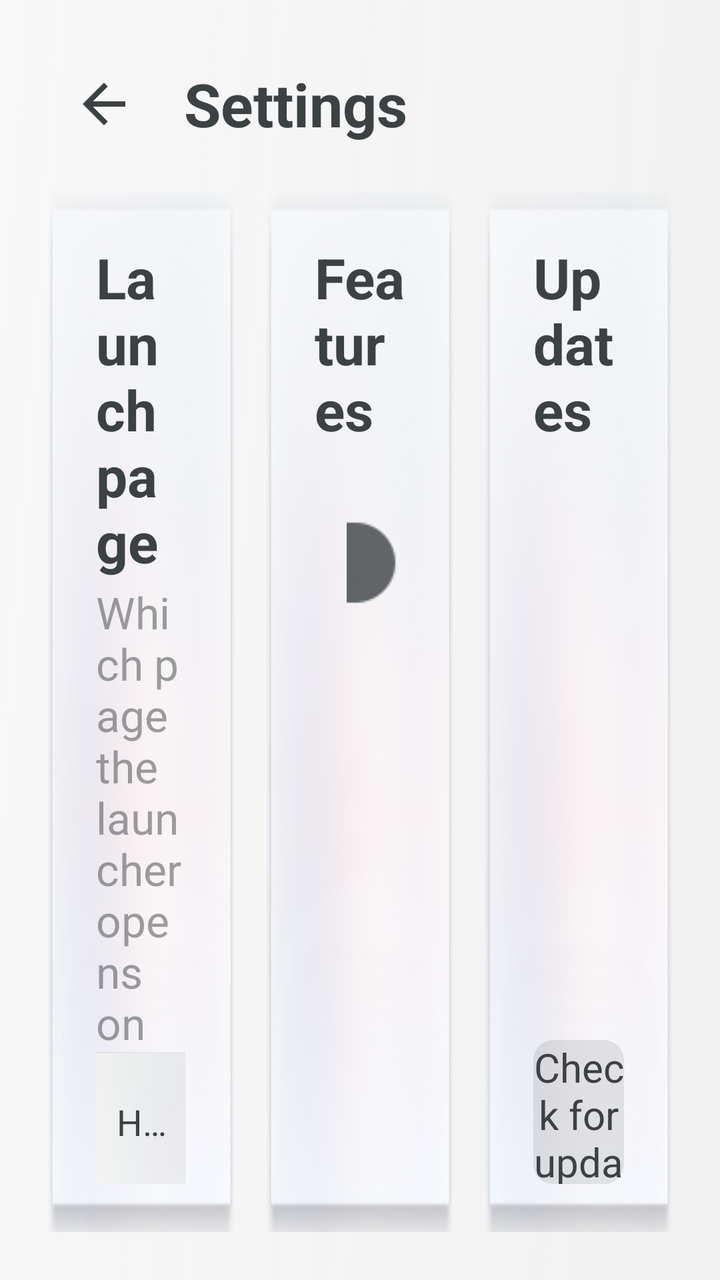
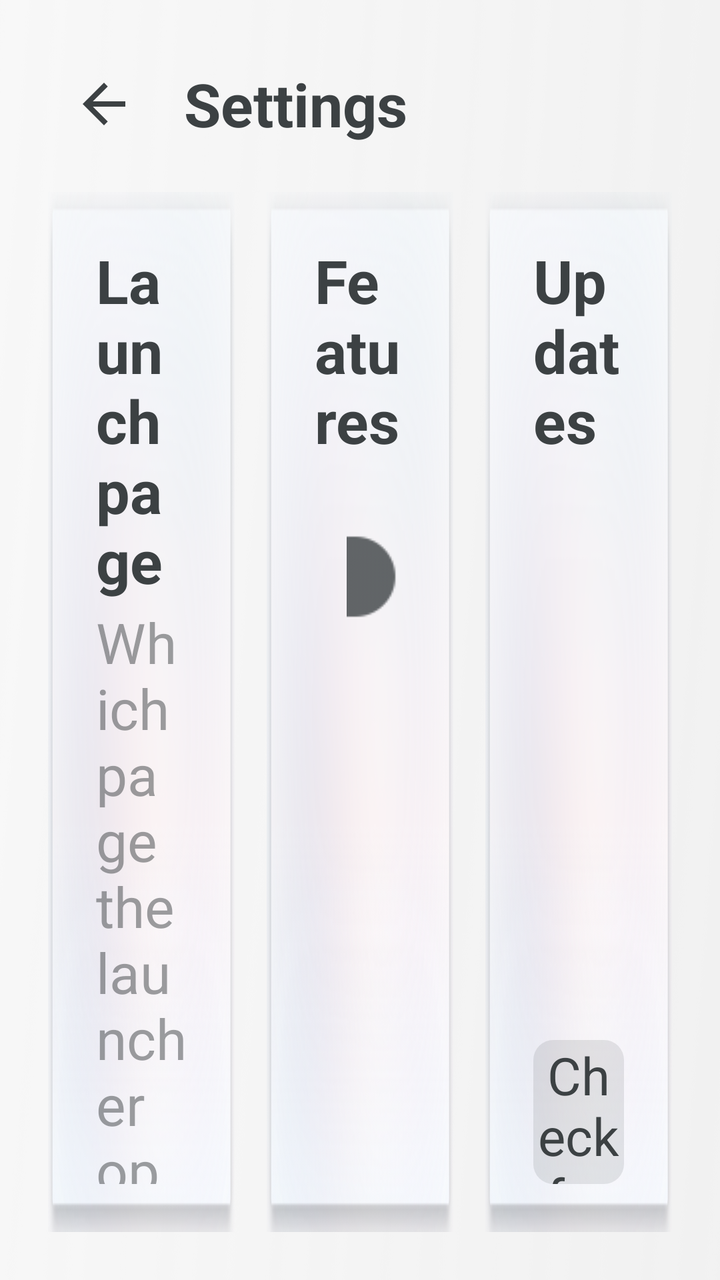

The first picture is an Android layout as it rendered before a commit; the second is the same layout after the commit. The layout source and the unified diff follow.
<!-- AndroidManifest.xml: application theme Theme.MG4SimpleLauncher -->
<!-- res/layout/activity_settings.xml -->
<?xml version="1.0" encoding="utf-8"?>
<LinearLayout xmlns:android="http://schemas.android.com/apk/res/android"
    android:layout_width="match_parent"
    android:layout_height="match_parent"
    android:background="@drawable/bg_home"
    android:orientation="vertical"
    android:padding="@dimen/screen_padding">

    <LinearLayout
        android:layout_width="match_parent"
        android:layout_height="wrap_content"
        android:gravity="center_vertical"
        android:orientation="horizontal">

        <ImageView
            android:id="@+id/settings_back_button"
            android:layout_width="56dp"
            android:layout_height="56dp"
            android:background="@drawable/icon_press_selector"
            android:clickable="true"
            android:contentDescription="@string/cd_back"
            android:focusable="true"
            android:padding="12dp"
            android:src="@drawable/ic_back" />

        <TextView
            android:layout_width="0dp"
            android:layout_height="wrap_content"
            android:layout_marginStart="12dp"
            android:layout_weight="1"
            android:text="@string/settings_title"
            android:textColor="@color/text_primary"
            android:textSize="@dimen/drawer_title_size"
            android:textStyle="bold" />
    </LinearLayout>

    <LinearLayout
        android:layout_width="match_parent"
        android:layout_height="0dp"
        android:layout_marginTop="@dimen/card_gap"
        android:layout_weight="1"
        android:baselineAligned="false"
        android:orientation="horizontal">

        
        <LinearLayout
            android:layout_width="0dp"
            android:layout_height="match_parent"
            android:layout_marginEnd="@dimen/card_gap"
            android:layout_weight="1"
            android:background="@drawable/smallcard_selector"
            android:orientation="vertical"
            android:padding="@dimen/info_card_padding">

            <TextView
                android:layout_width="wrap_content"
                android:layout_height="wrap_content"
                android:text="@string/settings_home_page"
                android:textColor="@color/text_primary"
                android:textSize="@dimen/small_card_label_size"
                android:textStyle="bold" />

            <TextView
                android:layout_width="match_parent"
                android:layout_height="wrap_content"
                android:layout_marginTop="2dp"
                android:text="@string/settings_home_page_hint"
                android:textColor="@color/text_secondary"
                android:textSize="@dimen/info_card_body_size" />

            <Space
                android:layout_width="match_parent"
                android:layout_height="0dp"
                android:layout_weight="1"
                android:minHeight="16dp" />

            
            <RadioGroup
                android:id="@+id/settings_home_page_group"
                android:layout_width="match_parent"
                android:layout_height="wrap_content"
                android:orientation="vertical">

                <RadioButton
                    android:id="@+id/home_page_main"
                    android:layout_width="match_parent"
                    android:layout_height="@dimen/settings_tab_height"
                    android:background="@drawable/filter_tab_selector"
                    android:button="@null"
                    android:checked="true"
                    android:ellipsize="end"
                    android:gravity="center"
                    android:includeFontPadding="false"
                    android:maxLines="1"
                    android:paddingStart="8dp"
                    android:paddingEnd="8dp"
                    android:text="@string/settings_page_home"
                    android:textColor="@color/filter_tab_text"
                    android:textSize="@dimen/filter_tab_text_size" />

                <RadioButton
                    android:id="@+id/home_page_shortcuts"
                    android:layout_width="match_parent"
                    android:layout_height="@dimen/settings_tab_height"
                    android:layout_marginTop="8dp"
                    android:background="@drawable/filter_tab_selector"
                    android:button="@null"
                    android:ellipsize="end"
                    android:gravity="center"
                    android:includeFontPadding="false"
                    android:maxLines="1"
                    android:paddingStart="8dp"
                    android:paddingEnd="8dp"
                    android:text="@string/settings_page_shortcuts"
                    android:textColor="@color/filter_tab_text"
                    android:textSize="@dimen/filter_tab_text_size" />

                <RadioButton
                    android:id="@+id/home_page_system"
                    android:layout_width="match_parent"
                    android:layout_height="@dimen/settings_tab_height"
                    android:layout_marginTop="8dp"
                    android:background="@drawable/filter_tab_selector"
                    android:button="@null"
                    android:ellipsize="end"
                    android:gravity="center"
                    android:includeFontPadding="false"
                    android:maxLines="1"
                    android:paddingStart="8dp"
                    android:paddingEnd="8dp"
                    android:text="@string/settings_page_system"
                    android:textColor="@color/filter_tab_text"
                    android:textSize="@dimen/filter_tab_text_size" />
            </RadioGroup>
        </LinearLayout>

        
        <LinearLayout
            android:layout_width="0dp"
            android:layout_height="match_parent"
            android:layout_marginEnd="@dimen/card_gap"
            android:layout_weight="1"
            android:background="@drawable/smallcard_selector"
            android:orientation="vertical"
            android:padding="@dimen/info_card_padding">

            <TextView
                android:layout_width="wrap_content"
                android:layout_height="wrap_content"
                android:text="@string/settings_features"
                android:textColor="@color/text_primary"
                android:textSize="@dimen/small_card_label_size"
                android:textStyle="bold" />

            <ScrollView
                android:layout_width="match_parent"
                android:layout_height="0dp"
                android:layout_marginTop="14dp"
                android:layout_weight="1"
                android:scrollbars="none">

                <LinearLayout
                    android:id="@+id/settings_feature_list"
                    android:layout_width="match_parent"
                    android:layout_height="wrap_content"
                    android:orientation="vertical">

                    <include
                        layout="@layout/part_settings_toggle"
                        android:id="@+id/toggle_shortcuts_page" />
                </LinearLayout>
            </ScrollView>
        </LinearLayout>

        
        <LinearLayout
            android:layout_width="0dp"
            android:layout_height="match_parent"
            android:layout_weight="1"
            android:background="@drawable/smallcard_selector"
            android:orientation="vertical"
            android:padding="@dimen/info_card_padding">

            <TextView
                android:layout_width="wrap_content"
                android:layout_height="wrap_content"
                android:text="@string/settings_updates"
                android:textColor="@color/text_primary"
                android:textSize="@dimen/small_card_label_size"
                android:textStyle="bold" />

            <TextView
                android:id="@+id/settings_version"
                android:layout_width="match_parent"
                android:layout_height="wrap_content"
                android:layout_marginTop="2dp"
                android:textColor="@color/text_secondary"
                android:textSize="@dimen/info_card_body_size" />

            <Space
                android:layout_width="match_parent"
                android:layout_height="0dp"
                android:layout_weight="1"
                android:minHeight="16dp" />

            <TextView
                android:id="@+id/settings_check_updates"
                android:layout_width="match_parent"
                android:layout_height="@dimen/settings_tab_height"
                android:background="@drawable/native_button_selector"
                android:clickable="true"
                android:focusable="true"
                android:gravity="center"
                android:text="@string/update_check_action"
                android:textColor="@color/text_primary"
                android:textSize="@dimen/drawer_button_size" />
        </LinearLayout>
    </LinearLayout>
</LinearLayout>
<!-- res/layout/part_settings_toggle.xml (included above) -->
<?xml version="1.0" encoding="utf-8"?>
<LinearLayout xmlns:android="http://schemas.android.com/apk/res/android"
    xmlns:app="http://schemas.android.com/apk/res-auto"
    android:layout_width="match_parent"
    android:layout_height="@dimen/settings_toggle_height"
    android:background="?attr/selectableItemBackground"
    android:baselineAligned="false"
    android:clickable="true"
    android:focusable="true"
    android:gravity="center_vertical"
    android:orientation="horizontal"
>

    <LinearLayout
        android:layout_width="0dp"
        android:layout_height="wrap_content"
        android:layout_weight="1"
        android:orientation="vertical">

        <TextView
            android:id="@+id/toggle_label"
            android:layout_width="match_parent"
            android:layout_height="wrap_content"
            android:ellipsize="end"
            android:maxLines="1"
            android:textColor="@color/text_primary"
            android:textSize="@dimen/charge_item_title_size" />

        <TextView
            android:id="@+id/toggle_hint"
            android:layout_width="match_parent"
            android:layout_height="wrap_content"
            android:layout_marginTop="2dp"
            android:ellipsize="end"
            android:maxLines="2"
            android:textColor="@color/text_secondary"
            android:textSize="@dimen/charge_item_detail_size" />
    </LinearLayout>

    
    <androidx.appcompat.widget.SwitchCompat
        android:id="@+id/toggle_switch"
        android:layout_width="wrap_content"
        android:layout_height="wrap_content"
        android:layout_marginStart="16dp"
        android:background="@null"
        android:clickable="false"
        android:focusable="false"
        android:thumb="@drawable/switch_thumb_selector"
        app:track="@drawable/switch_track_selector" />
</LinearLayout>
<!-- resources referenced by this layout -->
<resources>
  <color name="text_primary">#3c4143</color>
  <color name="text_secondary">#7f3c4143</color>
  <dimen name="card_gap">16dp</dimen>
  <dimen name="charge_item_detail_size">18sp</dimen>
  <dimen name="charge_item_title_size">24sp</dimen>
  <dimen name="drawer_button_size">20sp</dimen>
  <dimen name="drawer_title_size">30sp</dimen>
  <dimen name="filter_tab_text_size">18sp</dimen>
  <dimen name="info_card_body_size">22sp</dimen>
  <dimen name="info_card_padding">24dp</dimen>
  <dimen name="screen_padding">24dp</dimen>
  <dimen name="settings_tab_height">72dp</dimen>
  <dimen name="settings_toggle_height">88dp</dimen>
  <dimen name="small_card_label_size">28sp</dimen>
  <!-- drawable filter_tab_selector (drawable) -->
  <?xml version="1.0" encoding="utf-8"?>
  <selector xmlns:android="http://schemas.android.com/apk/res/android">
      <item android:state_checked="true" android:drawable="@drawable/tab_clicked" />
      <item android:state_selected="true" android:drawable="@drawable/tab_clicked" />
      <item android:drawable="@drawable/tab_normal" />
  </selector>
  <!-- drawable ic_back (drawable) -->
  <?xml version="1.0" encoding="utf-8"?>
  <vector xmlns:android="http://schemas.android.com/apk/res/android"
      android:width="28dp"
      android:height="28dp"
      android:viewportWidth="24"
      android:viewportHeight="24"
      android:tint="@color/text_primary">
      <path
          android:fillColor="@android:color/white"
          android:pathData="M20,11H7.83l5.59,-5.59L12,4l-8,8 8,8 1.41,-1.41L7.83,13H20v-2z" />
  </vector>
  <!-- drawable icon_press_selector (drawable) -->
  <?xml version="1.0" encoding="utf-8"?>
  <selector xmlns:android="http://schemas.android.com/apk/res/android">
      <item android:state_pressed="true">
          <shape android:shape="rectangle">
              <corners android:radius="@dimen/native_button_radius" />
              <solid android:color="@color/button_surface_pressed" />
          </shape>
      </item>
      <item android:drawable="@android:color/transparent" />
  </selector>
  <!-- drawable smallcard_selector (drawable) -->
  <?xml version="1.0" encoding="utf-8"?>
  <selector xmlns:android="http://schemas.android.com/apk/res/android">
      <item android:state_pressed="true" android:drawable="@drawable/bg_clicked" />
      <item android:drawable="@drawable/bg_normal" />
  </selector>
  <string name="cd_back">Back</string>
  <string name="settings_features">Features</string>
  <string name="settings_home_page">Launch page</string>
  <string name="settings_home_page_hint">Which page the launcher opens on</string>
  <string name="settings_page_home">Home</string>
  <string name="settings_page_shortcuts">Shortcuts</string>
  <string name="settings_page_system">Tools</string>
  <string name="settings_title">Settings</string>
  <string name="settings_updates">Updates</string>
  <string name="update_check_action">Check for updates</string>
  <style name="Theme.MG4SimpleLauncher" parent="Theme.AppCompat.DayNight.NoActionBar">
          <item name="android:windowBackground">@drawable/bg_home</item>
          <item name="android:statusBarColor">@android:color/transparent</item>
          <item name="android:navigationBarColor">@android:color/transparent</item>
          <item name="colorAccent">@color/accent</item>
      </style>
  <dimen name="native_button_radius">10dp</dimen>
  <color name="button_surface_pressed">#3d3c4143</color>
  <color name="button_surface">#1f3c4143</color>
  <color name="accent">#056eff</color>
  <!-- unchanged entries left out for length: 16 -->
</resources>

<!-- the commit's change to res/layout/activity_settings.xml (unified diff, before → after) -->
@@ -96,7 +96,7 @@
                     android:paddingEnd="8dp"
                     android:text="@string/settings_page_home"
                     android:textColor="@color/filter_tab_text"
-                    android:textSize="@dimen/filter_tab_text_size" />
+                    android:textSize="@dimen/settings_tab_text_size" />
 
                 <RadioButton
                     android:id="@+id/home_page_shortcuts"
@@ -113,7 +113,7 @@
                     android:paddingEnd="8dp"
                     android:text="@string/settings_page_shortcuts"
                     android:textColor="@color/filter_tab_text"
-                    android:textSize="@dimen/filter_tab_text_size" />
+                    android:textSize="@dimen/settings_tab_text_size" />
 
                 <RadioButton
                     android:id="@+id/home_page_system"
@@ -130,7 +130,7 @@
                     android:paddingEnd="8dp"
                     android:text="@string/settings_page_system"
                     android:textColor="@color/filter_tab_text"
-                    android:textSize="@dimen/filter_tab_text_size" />
+                    android:textSize="@dimen/settings_tab_text_size" />
             </RadioGroup>
         </LinearLayout>
 
@@ -254,7 +254,7 @@
             android:ellipsize="end"
             android:maxLines="2"
             android:textColor="@color/text_secondary"
-            android:textSize="@dimen/charge_item_detail_size" />
+            android:textSize="@dimen/secondary_text_size" />
     </LinearLayout>
 
     
<!-- resource entries referenced after the edit -->
@@ -3,17 +3,17 @@
   <color name="text_primary">#3c4143</color>
   <color name="text_secondary">#7f3c4143</color>
   <dimen name="card_gap">16dp</dimen>
-  <dimen name="charge_item_detail_size">18sp</dimen>
-  <dimen name="charge_item_title_size">24sp</dimen>
-  <dimen name="drawer_button_size">20sp</dimen>
+  <dimen name="charge_item_title_size">28sp</dimen>
+  <dimen name="drawer_button_size">26sp</dimen>
   <dimen name="drawer_title_size">30sp</dimen>
-  <dimen name="filter_tab_text_size">18sp</dimen>
-  <dimen name="info_card_body_size">22sp</dimen>
+  <dimen name="info_card_body_size">28sp</dimen>
   <dimen name="info_card_padding">24dp</dimen>
   <dimen name="screen_padding">24dp</dimen>
+  <dimen name="secondary_text_size">20sp</dimen>
   <dimen name="settings_tab_height">72dp</dimen>
+  <dimen name="settings_tab_text_size">28sp</dimen>
   <dimen name="settings_toggle_height">88dp</dimen>
-  <dimen name="small_card_label_size">28sp</dimen>
+  <dimen name="small_card_label_size">30sp</dimen>
   <!-- drawable filter_tab_selector (drawable) -->
   <?xml version="1.0" encoding="utf-8"?>
   <selector xmlns:android="http://schemas.android.com/apk/res/android">
